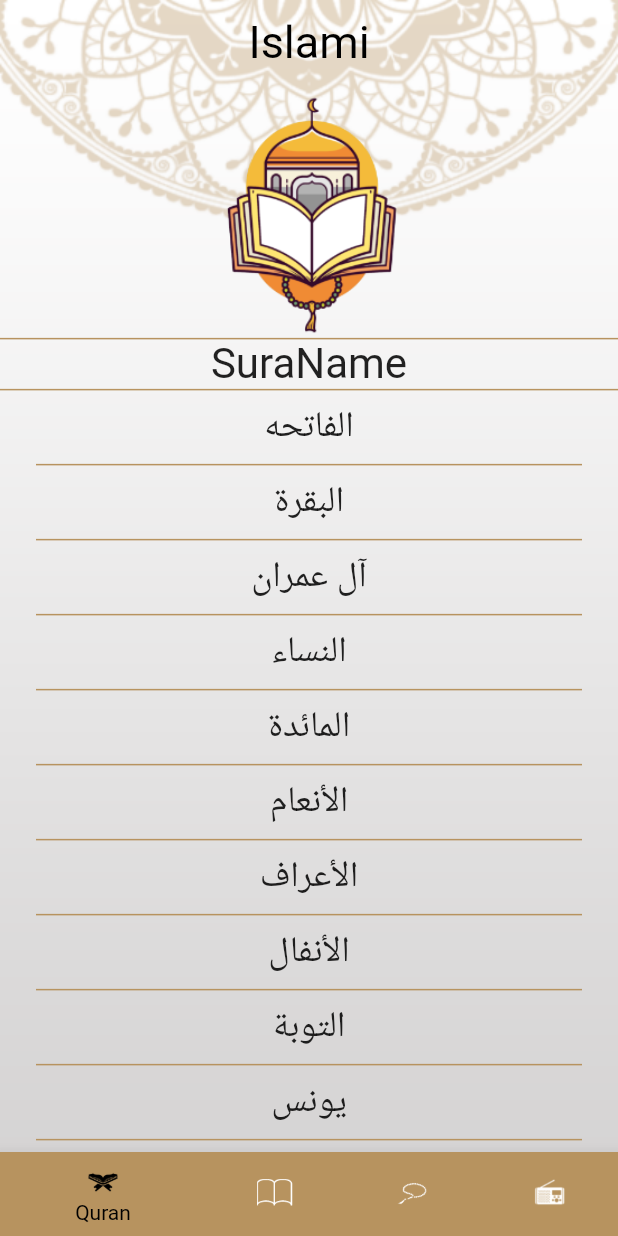
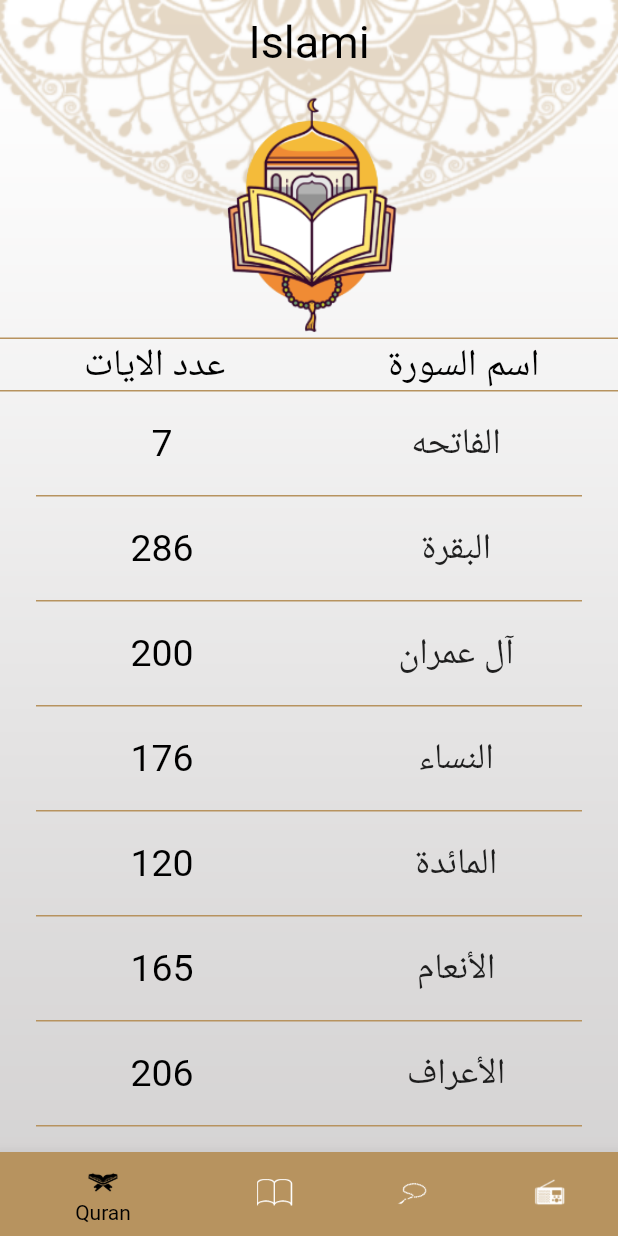
Before and after one commit to mohamednabiltraining/islami-sun-c4, a Flutter app: the screen it shows after launch, on a phone screen of 412 x 824 dp. Run offline on Flutter 3.47's test engine with Material 2 defaults, Android fonts, the phone set to English and light mode, and no system bars; generated files the repository leaves out were written again.

Commit message:
Some Edit in UI

```diff
--- a/lib/home/HomeScreen.dart
+++ b/lib/home/HomeScreen.dart
@@ -28,7 +28,9 @@ class _HomeScreenState extends State<HomeScreen> {
         Scaffold(
           backgroundColor: Colors.transparent,
           appBar: AppBar(
-            title: Text(AppLocalizations.of(context)!.app_title),
+            title: Text(AppLocalizations.of(context)!.app_title,
+            style:TextStyle( color: Colors.black,
+                fontSize: 30,))
           ),
           bottomNavigationBar: Theme(
             data: Theme.of(context)
--- a/lib/home/hadeth/HadethDetailsScreen.dart
+++ b/lib/home/hadeth/HadethDetailsScreen.dart
@@ -16,7 +16,9 @@ class HadethDetailsScreen extends StatelessWidget {
       Scaffold(
         backgroundColor: Colors.transparent,
         appBar: AppBar(
-          title: Text(args.title),
+          title: Text(args.title,
+              style:TextStyle( color: Colors.black,
+                fontSize: 30,)),
         ),
         body: Container(
             padding: EdgeInsets.all(12),
--- a/lib/home/hadeth/HadtehTab.dart
+++ b/lib/home/hadeth/HadtehTab.dart
@@ -57,8 +57,6 @@ class _HadethTabState extends State<HadethTab> {
       for (int j = 1; j < hadethLines.length; j++) {
         content += hadethLines[j] + ' ';
       }
-      print('title $title');
-      print('content $content');
       HadethItem item = HadethItem(title, content);
       ahadtheData.add(item);
     }
--- a/lib/home/quran/QuranTab.dart
+++ b/lib/home/quran/QuranTab.dart
@@ -119,7 +119,12 @@ class QuranTab extends StatelessWidget {
     "الفلق",
     "الناس"
   ];
-
+  final List<int>ayatNumbers = [
+    7,286,200,176,120,165,206,75,129,109,123,111,43,52,99,128,111,
+    110, 98, 135, 112, 78, 118, 64, 77, 227, 93, 88, 69, 60, 34, 30, 73, 54, 45, 83,
+    182, 88, 75, 85, 54, 53, 89, 59, 37, 35, 38, 29, 18, 45, 60, 49, 62, 55, 78, 96, 29, 22, 24, 13, 14,
+    11, 11,18,12,12,30,52,52,44,28,28,20,56,40,31,50,40,46,42,29,19,36,25,22,17,19,26,30,20,15,21,11,8,8,19,5,8,8,11,11,8,3,9,5,4,7,3,6,3,5,4,5,6
+  ];
   @override
   Widget build(BuildContext context) {
     return Column(
@@ -130,9 +135,31 @@ class QuranTab extends StatelessWidget {
           height: 1,
           color: MyThemeData.primaryColor,
         ),
-        Text(
-          'SuraName',
-          style: TextStyle(fontSize: 28),
+        Row(
+          children: [
+            Expanded(
+              child: Row(
+                mainAxisAlignment: MainAxisAlignment.center,
+                children: [
+                  Text('عدد الايات',style: TextStyle(
+                      color: Colors.black,
+                      fontSize: 25
+                  ),),
+                ],
+              ),
+            ),
+            Expanded(
+              child: Row(
+                mainAxisAlignment: MainAxisAlignment.center,
+                children: [
+                  Text('اسم السورة',style: TextStyle(
+                      color: Colors.black,
+                      fontSize: 25
+                  ),),
+                ],
+              ),
+            ),
+          ],
         ),
         Container(
           height: 1,
@@ -142,7 +169,38 @@ class QuranTab extends StatelessWidget {
           flex: 3,
           child: ListView.separated(
             itemBuilder: (buildContext, index) {
-              return SuraNameWidget(names[index], index);
+              return Container(
+                padding: EdgeInsets.all(5),
+                margin: EdgeInsets.all(5),
+                child: Column(
+                  children: [
+                    Row(
+                      children: [
+                        Expanded(
+                          child: Row(
+                            mainAxisAlignment: MainAxisAlignment.center,
+                            children: [
+                              Text('${ayatNumbers[index]}',style: TextStyle(
+                                  color: Colors.black,
+                                  fontSize: 25
+                              ),
+                              ),
+                            ],
+                          ),
+                        ),
+                        Expanded(
+                          child: Row(
+                            mainAxisAlignment: MainAxisAlignment.center,
+                            children: [
+                              SuraNameWidget(names[index], index)
+                            ],
+                          ),
+                        ),
+                      ],
+                    ),
+                  ],
+                ),
+              );
             },
             itemCount: names.length,
             separatorBuilder: (buildContext, index) {
--- a/lib/home/quran/SuraDetailsScreen.dart
+++ b/lib/home/quran/SuraDetailsScreen.dart
@@ -24,7 +24,9 @@ class _SuraDetailsScreenState extends State<SuraDetailsScreen> {
       Scaffold(
         backgroundColor: Colors.transparent,
         appBar: AppBar(
-          title: Text(args.name),
+          title: Text(args.name,
+    style:TextStyle( color: Colors.black,
+    fontSize: 30,)),
         ),
         body: Container(
             margin: EdgeInsets.symmetric(vertical: 96, horizontal: 24),
--- a/lib/main.dart
+++ b/lib/main.dart
@@ -18,8 +18,6 @@ class MyThemeData {
         selectedItemColor: Colors.black,
         selectedIconTheme: IconThemeData(color: Colors.black),
         unselectedIconTheme: IconThemeData(color: Colors.white)),
-    progressIndicatorTheme:
-        ProgressIndicatorThemeData(color: MyThemeData.primaryColor),
     appBarTheme: AppBarTheme(
         centerTitle: true,
         iconTheme: IconThemeData(color: Colors.black),
@@ -38,15 +36,10 @@ class MyThemeData {
         selectedItemColor: Colors.black,
         selectedIconTheme: IconThemeData(color: Colors.black),
         unselectedIconTheme: IconThemeData(color: Colors.white)),
-    progressIndicatorTheme:
-        ProgressIndicatorThemeData(color: MyThemeData.primaryColor),
+
     appBarTheme: AppBarTheme(
         centerTitle: true,
         iconTheme: IconThemeData(color: Colors.black),
-        titleTextStyle: TextStyle(
-          color: Colors.black,
-          fontSize: 30,
-        ),
         color: Colors.transparent,
         elevation: 0),
     primaryColor: MyThemeData.primaryColor,
```
Also changed, not shown: pubspec.lock.
